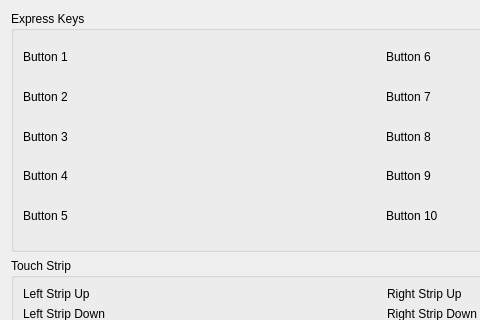
The window that src/kcmodule/padbuttonwidget.ui (KDE/wacomtablet) describes before a commit, drawn with Qt 5; both pictures show x 0 to 480 and y 0 to 320 of the 567 by 466 pixel window.
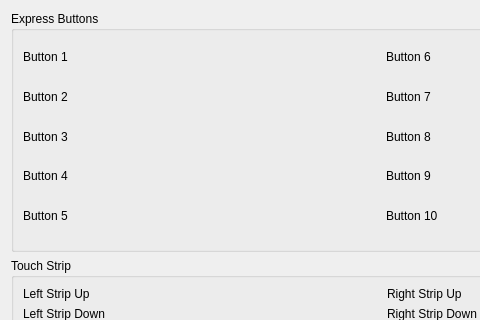
The same window after the commit. Custom widgets are drawn as their Qt base class.

Diff of the .ui file:
```diff
--- a/src/kcmodule/padbuttonwidget.ui
+++ b/src/kcmodule/padbuttonwidget.ui
@@ -26,7 +26,7 @@
    <item>
     <widget class="QGroupBox" name="buttonGroupBox">
      <property name="title">
-      <string>Express Keys</string>
+      <string>Express Buttons</string>
      </property>
      <layout class="QHBoxLayout" name="horizontalLayout">
       <item>
```
